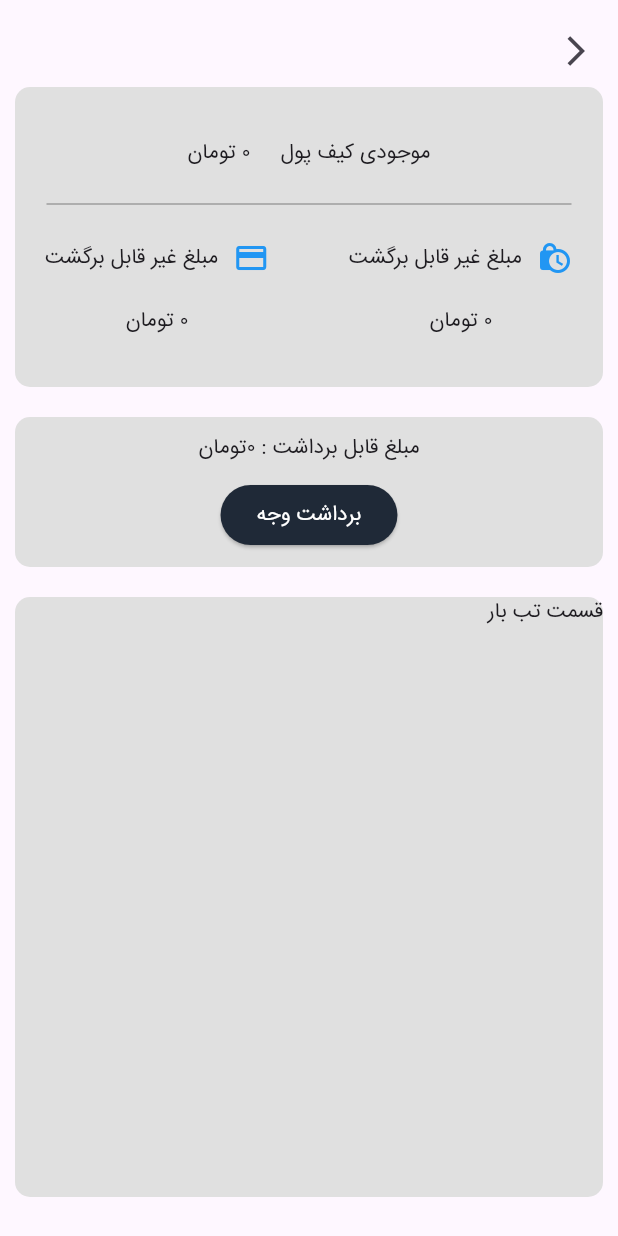
After one commit to imandev989/Mester_Flutter03, a Flutter app: the Wallet screen opened directly, on a phone screen of 412 x 824 dp. The commit adds this screen. Run offline on Flutter 3.47's test engine with Material 3 defaults, Android fonts, the phone set to English and light mode, and no system bars; our stand-ins replace carousel_slider, flutter_map, get, latlong2; network calls fail.

Commit message:
wallet page

```diff
--- a/lib/screens/Profile/Profile.dart
+++ b/lib/screens/Profile/Profile.dart
@@ -6,6 +6,7 @@ import 'package:mester03/screens/Profile/Information/Infotmation.dart';
 import 'package:mester03/screens/Profile/Orders/Orders.dart';
 import 'package:mester03/screens/Profile/Privacy/Privacy.dart';
 import 'package:mester03/screens/Profile/Tickets/Tickets.dart';
+import 'package:mester03/screens/Profile/Wallet/Wallet.dart';
 import 'package:mester03/uikit/uiColors.dart';
 
 class Profile extends StatelessWidget {
@@ -72,8 +73,8 @@ class Profile extends StatelessWidget {
                         crossAxisAlignment: CrossAxisAlignment.center,
                         children: [
                           Text("۱۰۰۰ تومان"),
-                          SizedBox(width: 10.0,),
-                          Icon(Icons.add_circle_outline),
+                          SizedBox(width: 5.0,),
+                          Icon(Icons.add_circle_outline, color: Colors.blue,size: 25.0,),
                         ],
                       ),
                     ],
@@ -223,7 +224,10 @@ class Profile extends StatelessWidget {
                       ),
                     ),
                   ),
-                  Padding(
+                  GestureDetector(
+                    onTap: ()=>Get.to(Wallet()),
+
+                    child: Padding(
                       padding: const EdgeInsets.all(8.0),
                       child:  Column(
                         mainAxisAlignment: MainAxisAlignment.spaceBetween,
@@ -248,6 +252,7 @@ class Profile extends StatelessWidget {
                             height: 20,
                           ),
                         ],
+                      ),
                     ),
                   ),
                   GestureDetector(
--- /dev/null
+++ b/lib/screens/Profile/Wallet/Wallet.dart
@@ -0,0 +1,137 @@
+import 'package:flutter/material.dart';
+import 'package:get/get.dart';
+import 'package:mester03/uikit/uiColors.dart';
+
+class Wallet extends StatelessWidget {
+  const Wallet({super.key});
+
+  @override
+  Widget build(BuildContext context) {
+    return SafeArea(
+        child: Scaffold(
+          body: Padding(
+            padding: const EdgeInsets.all(10.0),
+            child: Column(
+              mainAxisAlignment: MainAxisAlignment.start,
+              crossAxisAlignment: CrossAxisAlignment.center,
+              children: [
+                Row(
+                  mainAxisAlignment: MainAxisAlignment.start,
+                  children: [
+                    IconButton(onPressed: ()=>Get.back(), icon: Icon(Icons.arrow_back_ios)),
+                  ],
+                ),
+                Container(
+                  height: 200,
+                  width: double.infinity,
+                  decoration: BoxDecoration(
+                      borderRadius: BorderRadius.circular(10),
+                      color: Colors.grey[300]
+                  ),
+                  child: Padding(
+                    padding: const EdgeInsets.all(20.0),
+                    child: Column(
+                      mainAxisAlignment: MainAxisAlignment.spaceEvenly,
+                      crossAxisAlignment: CrossAxisAlignment.center,
+                      children: [
+                        Row(
+                          mainAxisAlignment: MainAxisAlignment.center,
+                          crossAxisAlignment: CrossAxisAlignment.center,
+                          children: [
+                            Text("موجودی کیف پول"),
+                            SizedBox(width: 20,),
+                            Text("۰ تومان"),
+                          ],
+                        ),
+                        Divider(
+                          thickness: 1,
+                          indent: 1,
+                          endIndent: 1,
+                          color: Colors.grey,
+                          height: 20,
+                        ),
+                        Row(
+                          mainAxisAlignment: MainAxisAlignment.spaceBetween,
+                          crossAxisAlignment: CrossAxisAlignment.center,
+                          children: [
+                            Column(
+                              mainAxisAlignment: MainAxisAlignment.spaceBetween,
+                              children: [
+                                Row(
+                                  mainAxisAlignment: MainAxisAlignment.spaceBetween,
+                                  children: [
+                                    Icon(Icons.lock_clock, color: Colors.blue,),
+                                    SizedBox(width: 10.0,),
+                                    Text("مبلغ غیر قابل برگشت"),
+                                  ],
+                                ),
+                                SizedBox(height: 20.0,),
+                                Text("۰ تومان"),
+                              ],
+                            ),
+                            SizedBox(width: 20.0,),
+                            Column(
+                              mainAxisAlignment: MainAxisAlignment.spaceBetween,
+                              children: [
+                                Row(
+                                  mainAxisAlignment: MainAxisAlignment.spaceBetween,
+                                  children: [
+                                    Icon(Icons.credit_card, color: Colors.blue,),
+                                    SizedBox(width: 10.0,),
+                                    Text("مبلغ غیر قابل برگشت"),
+                                  ],
+                                ),
+                                SizedBox(height: 20.0,),
+                                Text("۰ تومان"),
+                              ],
+                            ),
+                          ],
+                        ),
+
+                      ],
+
+
+                    ),
+                  ),
+                ),
+                SizedBox(height: 20.0,),
+                Container(
+                  height: 100,
+                  width: double.infinity,
+                  decoration: BoxDecoration(
+                      borderRadius: BorderRadius.circular(10),
+                      color: Colors.grey[300]
+                  ),
+                  child: Column(
+                    mainAxisAlignment: MainAxisAlignment.spaceEvenly,
+                    crossAxisAlignment: CrossAxisAlignment.center,
+                    children: [
+                      Text("مبلغ قابل برداشت : ۰تومان"),
+                      ElevatedButton(
+                          style: ElevatedButton.styleFrom(
+                            primary: UIColor.mainBackColor, // Background color
+                            onPrimary: UIColor.mainFontColor, // Text Color (Foreground color)
+                          ),
+                          onPressed: (){},
+                          child: Text("برداشت وجه", style: TextStyle(color: UIColor.mainFontColor),)),
+                    ],
+                  ),
+                ),
+                SizedBox(height: 20.0,),
+
+                Container(
+                  height: 400,
+                  width: double.infinity,
+                  decoration: BoxDecoration(
+                      borderRadius: BorderRadius.circular(10),
+                      color: Colors.grey[300]
+                  ),
+                  child: Text("قسمت تب بار"),
+                ),
+              ],
+            ),
+          ),
+        )
+    );
+  }
+}
```
Lines whose indentation alone changed are shown as unchanged.
